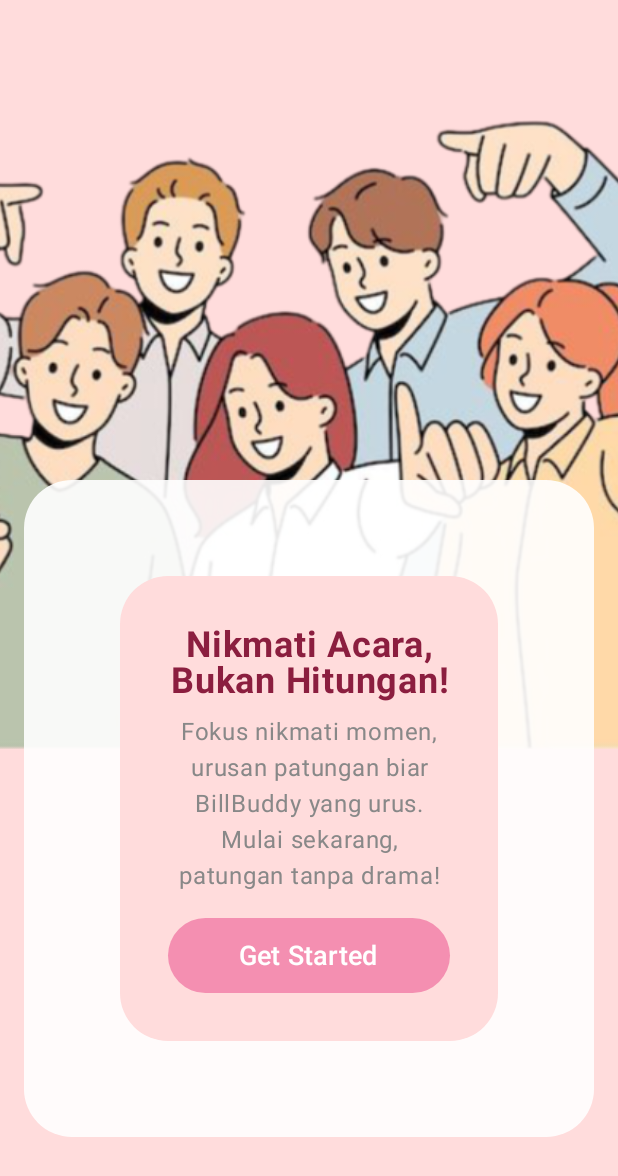
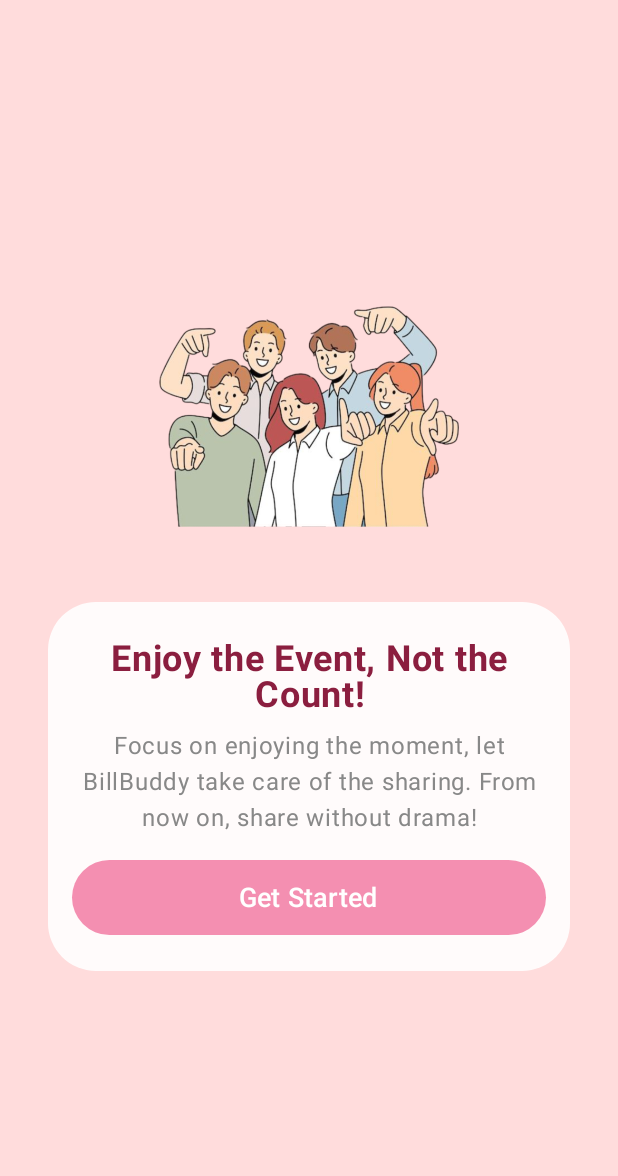
Before and after one commit to Sifaa05/Project4_Kel1, an Android app built with Jetpack Compose: the OnboardingDuaScreen screen opened through its navigation route, after a tap on "Next", on a phone screen of 412 x 824 dp. Shown: the top 1176 px of the screen. Run offline under Robolectric (Android 15) with nearby library versions, the light colour scheme and no system bars; our stand-ins replace Firebase (no records; nobody signed in at launch, a user with empty details on screens opened directly).

Commit message:
modifikasi tampilan onboarding 1,2,3

```diff
--- a/app/src/main/java/com/example/billbuddy/ui/screen/OnBoardingduaScreen.kt
+++ b/app/src/main/java/com/example/billbuddy/ui/screen/OnBoardingduaScreen.kt
@@ -28,52 +28,46 @@
     modifier: Modifier = Modifier
 ) {
     BillBuddyTheme {
-        // Warna latar belakang sesuai dengan #FFF7ACB8
         Box(
             modifier = modifier
                 .fillMaxSize()
                 .background(Color(0xFFFFDCDC))
         ) {
-            // Gambar karakter (pria dan wanita dalam satu gambar)
+            Column(
+                modifier = Modifier
+                    .fillMaxSize()
+                    .padding(horizontal = 32.dp),
+                horizontalAlignment = Alignment.CenterHorizontally,
+                verticalArrangement = Arrangement.Center
+            ) {
+                // Gambar
                 Image(
-                painter = painterResource(id = R.drawable.onboarding_dua), // Ganti dengan nama file gambar yang sesuai
+                    painter = painterResource(id = R.drawable.onboarding_dua),
                     contentDescription = "Onboarding Characters",
                     modifier = Modifier
-                    .fillMaxWidth()
-                    .padding(top = 100.dp, start = 16.dp, end = 16.dp)
-                    .scale(2f)
+                        .width(200.dp)
+                        .height(200.dp)
                 )
 
-            // Kotak teks
+                Spacer(modifier = Modifier.height(24.dp))
+
+                // Kotak putih
                 Box(
                     modifier = Modifier
                         .fillMaxWidth()
-                    .padding(16.dp)
-                    .align(Alignment.BottomCenter)
-                    .offset(y = (-50).dp)
-            ) {
-                Box(
-                    modifier = Modifier
                         .background(
                             color = Color.White.copy(alpha = 0.9f),
                             shape = RoundedCornerShape(32.dp)
                         )
-                        .padding(64.dp)
-                ) {
-                    Box(
-                        modifier = Modifier
-                            .background(
-                                color = (Color(0xFFFFDCDC)),
-                                shape = RoundedCornerShape(32.dp)
-                            )
-                            .padding(16.dp)
+                        .padding(vertical = 24.dp, horizontal = 16.dp)
                 ) {
                     Column(
                         horizontalAlignment = Alignment.CenterHorizontally,
-                            modifier = Modifier.padding(16.dp)
+                        verticalArrangement = Arrangement.Center,
+                        modifier = Modifier.fillMaxWidth()
                     ) {
                         Text(
-                                text = "Transparan & Adil",
+                            text = "Transparent & Fair",
                             fontSize = 24.sp,
                             fontWeight = FontWeight.Bold,
                             color = Color(0xFF8B1E3F),
@@ -81,7 +75,7 @@
                         )
                         Spacer(modifier = Modifier.height(8.dp))
                         Text(
-                                text = "Tak perlu ribet catat pengeluaran. Cukup masukkan total biaya, BillBuddy akan hitung otomatis siapa harus bayar berapa!",
+                            text = "No need to bother recording expenses. Just enter the total cost, BillBuddy will automatically calculate who should pay how much!",
                             fontSize = 16.sp,
                             color = Color.Gray,
                             textAlign = TextAlign.Center
@@ -89,14 +83,9 @@
                         Spacer(modifier = Modifier.height(16.dp))
                         Button(
                             onClick = {
-                                    // Navigasi ke layar berikutnya (misalnya HomeScreen)
                                 navController.navigate(NavRoutes.OnboardingTiga.route)
                             },
-                                colors = ButtonDefaults.buttonColors(
-                                    containerColor = Color(
-                                        0xFFF48FB1
-                                    )
-                                ),
+                            colors = ButtonDefaults.buttonColors(containerColor = Color(0xFFF48FB1)),
                             shape = RoundedCornerShape(32.dp),
                             modifier = Modifier
                                 .fillMaxWidth()
@@ -114,4 +103,3 @@
         }
     }
 }
-}
--- a/app/src/main/java/com/example/billbuddy/ui/screen/OnBoardingsatuScreen.kt
+++ b/app/src/main/java/com/example/billbuddy/ui/screen/OnBoardingsatuScreen.kt
@@ -27,51 +27,46 @@
     modifier: Modifier = Modifier
 ) {
     BillBuddyTheme {
-        // Warna latar belakang sesuai dengan #FFF7ACB8
         Box(
             modifier = modifier
                 .fillMaxSize()
                 .background(Color(0xFFFFDCDC))
         ) {
-            // Gambar karakter (pria dan wanita dalam satu gambar)
+            Column(
+                modifier = Modifier
+                    .fillMaxSize()
+                    .padding(horizontal = 32.dp),
+                horizontalAlignment = Alignment.CenterHorizontally,
+                verticalArrangement = Arrangement.Center // Ini yang membuat isi ke tengah layar
+            ) {
+                // Gambar
                 Image(
-                painter = painterResource(id = R.drawable.onboarding_satu), // Ganti dengan nama file gambar yang sesuai
+                    painter = painterResource(id = R.drawable.onboarding_satu),
                     contentDescription = "Onboarding Characters",
                     modifier = Modifier
-                    .fillMaxWidth()
-                    .padding(top = 100.dp, start = 16.dp, end = 16.dp)
+                        .width(200.dp)
+                        .height(200.dp)
                 )
 
-            // Kotak teks
+                Spacer(modifier = Modifier.height(24.dp)) // Jarak antara gambar dan box
+
+                // Kotak putih
                 Box(
                     modifier = Modifier
                         .fillMaxWidth()
-                    .padding(16.dp)
-                    .align(Alignment.BottomCenter)
-                    .offset(y = (-50).dp)
-            ) {
-                Box(
-                    modifier = Modifier
                         .background(
                             color = Color.White.copy(alpha = 0.9f),
                             shape = RoundedCornerShape(32.dp)
                         )
-                        .padding(64.dp)
-                ) {
-                    Box(
-                        modifier = Modifier
-                            .background(
-                                color = (Color(0xFFFFDCDC)),
-                                shape = RoundedCornerShape(32.dp)
-                            )
-                            .padding(16.dp)
+                        .padding(vertical = 24.dp, horizontal = 16.dp)
                 ) {
                     Column(
                         horizontalAlignment = Alignment.CenterHorizontally,
-                            modifier = Modifier.padding(16.dp)
+                        verticalArrangement = Arrangement.Center,
+                        modifier = Modifier.fillMaxWidth()
                     ) {
                         Text(
-                                text = "Patungan Jadi Gampang!",
+                            text = "Pooling Made Easy!",
                             fontSize = 24.sp,
                             fontWeight = FontWeight.Bold,
                             color = Color(0xFF8B1E3F),
@@ -79,7 +74,7 @@
                         )
                         Spacer(modifier = Modifier.height(8.dp))
                         Text(
-                                text = "Capek hitung uang patungan secara manual? BillBuddy siap bantu kamu bagi biaya dengan mudah dan cepat!",
+                            text = "Tired of manually calculating your money? BillBuddy is ready to help you divide the costs easily and quickly!",
                             fontSize = 16.sp,
                             color = Color.Gray,
                             textAlign = TextAlign.Center
@@ -87,7 +82,6 @@
                         Spacer(modifier = Modifier.height(16.dp))
                         Button(
                             onClick = {
-                                    // Navigasi ke layar berikutnya (misalnya HomeScreen)
                                 navController.navigate(NavRoutes.OnboardingDua.route)
                             },
                             colors = ButtonDefaults.buttonColors(containerColor = Color(0xFFF48FB1)),
@@ -108,4 +102,3 @@
         }
     }
 }
-}
--- a/app/src/main/java/com/example/billbuddy/ui/screen/OnBoardingtigaScreen.kt
+++ b/app/src/main/java/com/example/billbuddy/ui/screen/OnBoardingtigaScreen.kt
@@ -10,7 +10,6 @@
 import androidx.compose.runtime.Composable
 import androidx.compose.ui.Alignment
 import androidx.compose.ui.Modifier
-import androidx.compose.ui.draw.scale
 import androidx.compose.ui.graphics.Color
 import androidx.compose.ui.res.painterResource
 import androidx.compose.ui.text.font.FontWeight
@@ -28,52 +27,46 @@
     modifier: Modifier = Modifier
 ) {
     BillBuddyTheme {
-        // Warna latar belakang sesuai dengan #FFF7ACB8
         Box(
             modifier = modifier
                 .fillMaxSize()
                 .background(Color(0xFFFFDCDC))
         ) {
-            // Gambar karakter (pria dan wanita dalam satu gambar)
+            Column(
+                modifier = Modifier
+                    .fillMaxSize()
+                    .padding(horizontal = 32.dp),
+                horizontalAlignment = Alignment.CenterHorizontally,
+                verticalArrangement = Arrangement.Center
+            ) {
+                // Gambar
                 Image(
-                painter = painterResource(id = R.drawable.onboarding_tiga), // Ganti dengan nama file gambar yang sesuai
-                contentDescription = "Onboarding Characters",
+                    painter = painterResource(id = R.drawable.onboarding_tiga),
+                    contentDescription = "Onboarding 3 Illustration",
                     modifier = Modifier
-                    .fillMaxWidth()
-                    .padding(top = 150.dp, start = 16.dp, end = 16.dp)
-                    .scale(1.5f)
+                        .width(200.dp)
+                        .height(200.dp)
                 )
 
-            // Kotak teks
+                Spacer(modifier = Modifier.height(24.dp))
+
+                // Kotak putih
                 Box(
                     modifier = Modifier
                         .fillMaxWidth()
-                    .padding(16.dp)
-                    .align(Alignment.BottomCenter)
-                    .offset(y = (-50).dp)
-            ) {
-                Box(
-                    modifier = Modifier
                         .background(
                             color = Color.White.copy(alpha = 0.9f),
                             shape = RoundedCornerShape(32.dp)
                         )
-                        .padding(64.dp)
-                ) {
-                    Box(
-                        modifier = Modifier
-                            .background(
-                                color = (Color(0xFFFFDCDC)),
-                                shape = RoundedCornerShape(32.dp)
-                            )
-                            .padding(16.dp)
+                        .padding(vertical = 24.dp, horizontal = 16.dp)
                 ) {
                     Column(
                         horizontalAlignment = Alignment.CenterHorizontally,
-                            modifier = Modifier.padding(16.dp)
+                        verticalArrangement = Arrangement.Center,
+                        modifier = Modifier.fillMaxWidth()
                     ) {
                         Text(
-                                text = "Nikmati Acara, Bukan Hitungan!",
+                            text = "Enjoy the Event, Not the Count!",
                             fontSize = 24.sp,
                             fontWeight = FontWeight.Bold,
                             color = Color(0xFF8B1E3F),
@@ -81,7 +74,7 @@
                         )
                         Spacer(modifier = Modifier.height(8.dp))
                         Text(
-                                text = "Fokus nikmati momen, urusan patungan biar BillBuddy yang urus. Mulai sekarang, patungan tanpa drama!",
+                            text = "Focus on enjoying the moment, let BillBuddy take care of the sharing. From now on, share without drama!",
                             fontSize = 16.sp,
                             color = Color.Gray,
                             textAlign = TextAlign.Center
@@ -89,14 +82,9 @@
                         Spacer(modifier = Modifier.height(16.dp))
                         Button(
                             onClick = {
-                                    // Navigasi ke layar berikutnya (misalnya HomeScreen)
                                 navController.navigate(NavRoutes.Home.route)
                             },
-                                colors = ButtonDefaults.buttonColors(
-                                    containerColor = Color(
-                                        0xFFF48FB1
-                                    )
-                                ),
+                            colors = ButtonDefaults.buttonColors(containerColor = Color(0xFFF48FB1)),
                             shape = RoundedCornerShape(32.dp),
                             modifier = Modifier
                                 .fillMaxWidth()
@@ -114,4 +102,3 @@
         }
     }
 }
-}
```
Lines whose indentation alone changed are shown as unchanged.
